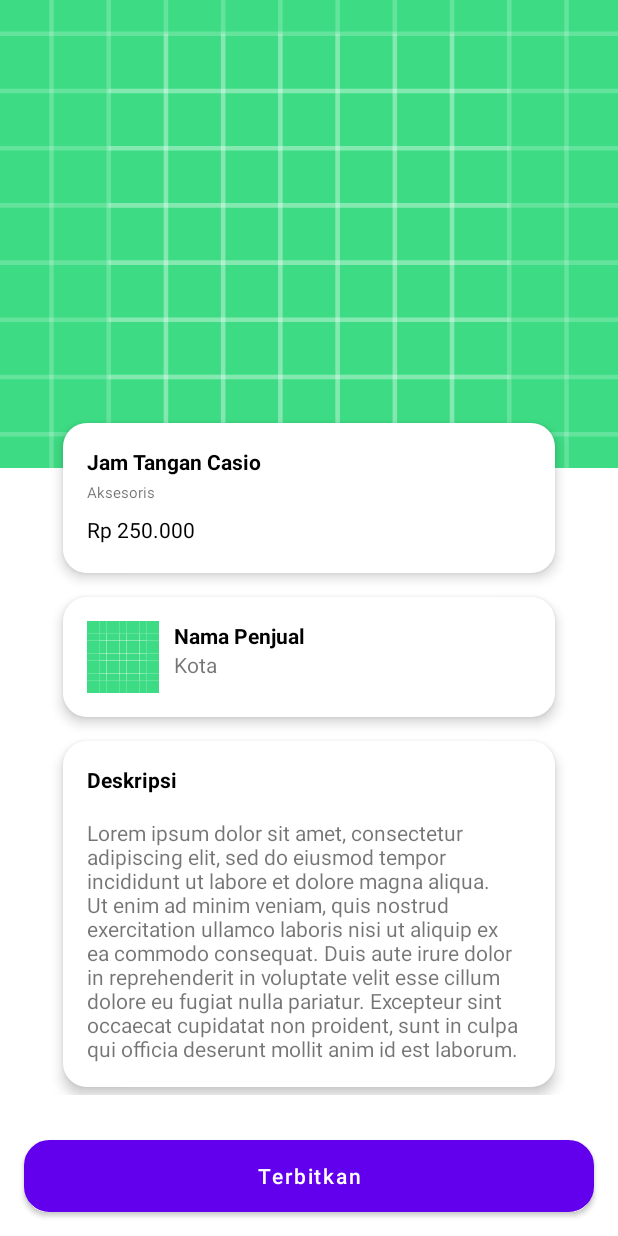
After one commit to Dwisatriapatra/SecondHand, an Android app: the layout activity_preview.xml on its own in the app's theme, with its tools: preview values and no code run, on a phone screen of 412 x 824 dp. The commit adds this screen. Run offline under Robolectric (Android 15) with nearby library versions, the phone set to English and light mode, and no system bars.

Commit message:
Adding "preview product" page

```diff
--- /dev/null
+++ b/app/src/main/res/layout/activity_preview.xml
@@ -0,0 +1,159 @@
+<?xml version="1.0" encoding="utf-8"?>
+<LinearLayout xmlns:android="http://schemas.android.com/apk/res/android"
+    xmlns:tools="http://schemas.android.com/tools"
+    android:layout_width="match_parent"
+    android:orientation="vertical"
+    android:layout_height="match_parent"
+    tools:context=".view.activity.PreviewActivity">
+
+    <ImageView
+        android:id="@+id/previewImageProduct"
+        android:layout_width="match_parent"
+        android:layout_height="312dp"
+        android:scaleType="centerCrop"
+        android:src="@drawable/ic_launcher_background" />
+
+
+    <LinearLayout
+        android:layout_width="328dp"
+        android:layout_height="100dp"
+        android:layout_gravity="center"
+        android:layout_marginLeft="16dp"
+        android:layout_marginTop="-30dp"
+        android:layout_marginRight="16dp"
+        android:background="@drawable/custom_judul_detail"
+        android:elevation="5dp"
+        android:orientation="vertical"
+        android:padding="16dp">
+
+        <TextView
+            android:id="@+id/previewNamaBarang"
+            android:layout_width="match_parent"
+            android:layout_height="wrap_content"
+            android:text="@string/text_judul"
+            android:textColor="@color/black"
+            android:textSize="14sp"
+            android:textStyle="bold" />
+
+        <TextView
+            android:id="@+id/previewKategoriBarang"
+            android:layout_width="match_parent"
+            android:layout_height="wrap_content"
+            android:layout_marginTop="4dp"
+            android:text="@string/text_keterangan"
+            android:textSize="10sp" />
+
+        <TextView
+            android:id="@+id/previewHargaBarang"
+            android:layout_width="match_parent"
+            android:layout_height="wrap_content"
+            android:layout_marginTop="8dp"
+            android:text="@string/text_harga"
+            android:textColor="@color/black"
+            android:textSize="14sp" />
+    </LinearLayout>
+
+
+    <LinearLayout
+        android:layout_width="328dp"
+        android:layout_height="80dp"
+        android:layout_gravity="center"
+        android:layout_marginLeft="16dp"
+        android:layout_marginTop="16dp"
+        android:layout_marginRight="16dp"
+        android:background="@drawable/custom_judul_detail"
+        android:elevation="5dp"
+        android:orientation="vertical"
+        android:padding="16dp">
+
+        <LinearLayout
+            android:layout_width="match_parent"
+            android:layout_height="wrap_content"
+            android:orientation="horizontal">
+
+            <ImageView
+                android:id="@+id/previewImageSeller"
+                android:layout_width="48dp"
+                android:layout_height="48dp"
+                android:src="@drawable/ic_launcher_background" />
+
+            <LinearLayout
+                android:layout_width="match_parent"
+                android:layout_height="wrap_content"
+                android:layout_marginLeft="10dp"
+                android:orientation="vertical">
+
+                <TextView
+                    android:id="@+id/previewNamaSeller"
+                    android:layout_width="match_parent"
+                    android:layout_height="wrap_content"
+                    android:text="@string/text_nama_penjual"
+                    android:textColor="@color/black"
+                    android:textSize="14dp"
+                    android:textStyle="bold" />
+
+                <TextView
+                    android:layout_width="match_parent"
+                    android:layout_height="wrap_content"
+                    android:text="@string/text_kota"
+                    android:id="@+id/previewKotaSeller"/>
+            </LinearLayout>
+        </LinearLayout>
+    </LinearLayout>
+
+
+    <ScrollView
+        android:layout_width="match_parent"
+        android:layout_height="match_parent"
+        android:layout_weight="1">
+
+        <LinearLayout
+            android:layout_width="match_parent"
+            android:layout_height="match_parent"
+            android:orientation="vertical">
+
+            <LinearLayout
+                android:layout_width="328dp"
+                android:layout_height="wrap_content"
+                android:layout_gravity="center"
+                android:layout_marginLeft="16dp"
+                android:layout_marginTop="16dp"
+                android:layout_marginRight="16dp"
+                android:layout_marginBottom="5dp"
+                android:background="@drawable/custom_judul_detail"
+                android:elevation="5dp"
+                android:orientation="vertical"
+                android:padding="16dp">
+
+                <TextView
+                    android:layout_width="match_parent"
+                    android:layout_height="wrap_content"
+                    android:text="@string/text_judul_deskripsi"
+                    android:textColor="@color/black"
+                    android:textSize="14dp"
+                    android:textStyle="bold" />
+
+                <TextView
+                    android:id="@+id/previewDeskripsiProduct"
+                    android:layout_width="match_parent"
+                    android:layout_height="wrap_content"
+                    android:layout_marginTop="16dp"
+                    android:text="@string/text_deskripsi"
+                    android:textSize="14dp" />
+            </LinearLayout>
+        </LinearLayout>
+    </ScrollView>
+
+
+    <Button
+        android:id="@+id/previewTerbitkanButton"
+        android:layout_width="match_parent"
+        android:layout_height="wrap_content"
+        android:layout_marginLeft="16dp"
+        android:layout_marginRight="16dp"
+        android:layout_marginBottom="16dp"
+        android:background="@drawable/custom_button_layout"
+        android:text="Terbitkan"
+        android:textAllCaps="false" />
+
+</LinearLayout>
```
Also changed, not shown: app/src/main/AndroidManifest.xml (+7 -3 lines), app/src/main/java/com/example/secondhand/model/PostJualProduct.kt (added, +16 -0 lines), app/src/main/java/com/example/secondhand/view/activity/PreviewActivity.kt (added, +102 -0 lines), app/src/main/java/com/example/secondhand/view/fragment/JualFragment.kt (+24 -7 lines).
